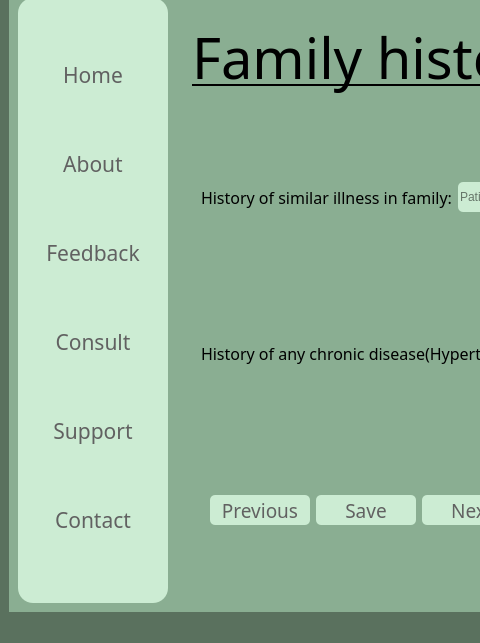
Above: Patient_info_edit3.ui from srishtiigautam/restorehealth before the change; both pictures show x 0 to 480 and y 126 to 769 of the 1069 by 769 pixel window. Below: the same form after it.
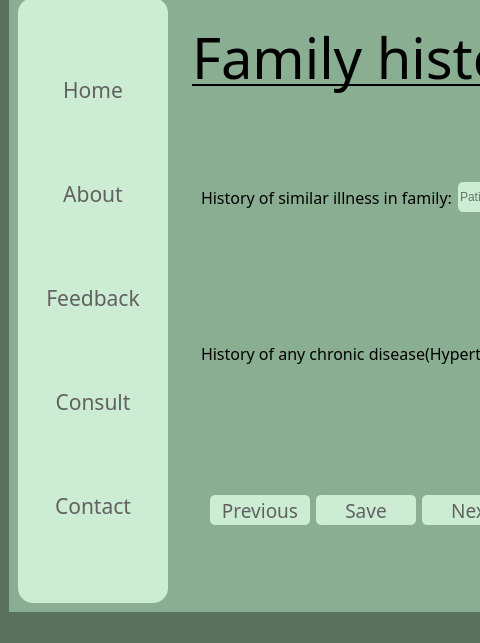
That is the form after the change. Icons and pictures are not drawn.

Diff of the .ui file:
```diff
--- a/Patient_info_edit3.ui
+++ b/Patient_info_edit3.ui
@@ -215,6 +215,7 @@
              <font>
               <family>Javanese Text</family>
               <pointsize>16</pointsize>
+              <weight>50</weight>
               <bold>false</bold>
              </font>
             </property>
@@ -247,6 +248,7 @@
              <font>
               <family>Javanese Text</family>
               <pointsize>16</pointsize>
+              <weight>50</weight>
               <bold>false</bold>
              </font>
             </property>
@@ -279,6 +281,7 @@
              <font>
               <family>Javanese Text</family>
               <pointsize>16</pointsize>
+              <weight>50</weight>
               <bold>false</bold>
              </font>
             </property>
@@ -311,6 +314,7 @@
              <font>
               <family>Javanese Text</family>
               <pointsize>16</pointsize>
+              <weight>50</weight>
               <bold>false</bold>
              </font>
             </property>
@@ -337,44 +341,13 @@
             </property>
            </widget>
           </item>
-          <item>
-           <widget class="QPushButton" name="pushButton_5">
-            <property name="font">
-             <font>
-              <family>Javanese Text</family>
-              <pointsize>16</pointsize>
-              <bold>false</bold>
-             </font>
-            </property>
-            <property name="cursor">
-             <cursorShape>PointingHandCursor</cursorShape>
-            </property>
-            <property name="styleSheet">
-             <string notr="true">QPushButton{
-color: rgb(97, 97, 97);
-border-radius:10px;
-}
-
-QPushButton:hover{
-background-color: rgb(220, 255, 228);
-	/*color: rgb(255, 255, 255);*/
-	font: 700 16pt &quot;Constantia&quot;;
-}
-
-
-</string>
-            </property>
-            <property name="text">
-             <string>Support</string>
-            </property>
-           </widget>
-          </item>
           <item>
            <widget class="QPushButton" name="Contact_button">
             <property name="font">
              <font>
               <family>Javanese Text</family>
               <pointsize>16</pointsize>
+              <weight>50</weight>
               <bold>false</bold>
              </font>
             </property>
```
Left out of the diff: 1 changed line with no effect on the pictures.
